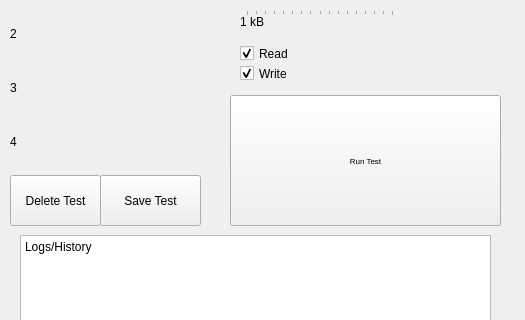
This is Benchmarking_input.ui in MilesWT/USB-Benchmark as Qt 5 draws it before an edit; both pictures show x 0 to 525 and y 95 to 415 of the 525 by 509 pixel window. The edited form follows.
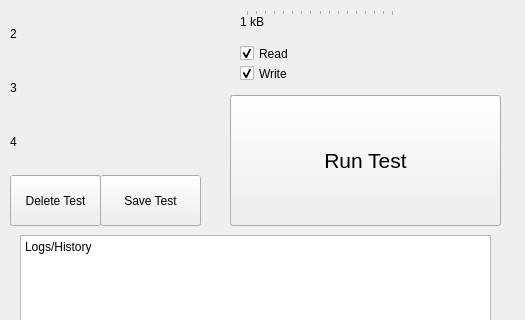
This is the edited form.

Commit message: connected function to button as proof of concept

Diff of the .ui file:
```diff
--- a/Benchmarking_input.ui
+++ b/Benchmarking_input.ui
@@ -217,7 +217,7 @@
     </property>
     <property name="font">
      <font>
-      <pointsize>6</pointsize>
+      <pointsize>16</pointsize>
      </font>
     </property>
     <property name="text">
```
Left out of the diff: 6 changed lines with no effect on the pictures. The commit also changes 5 other files.
